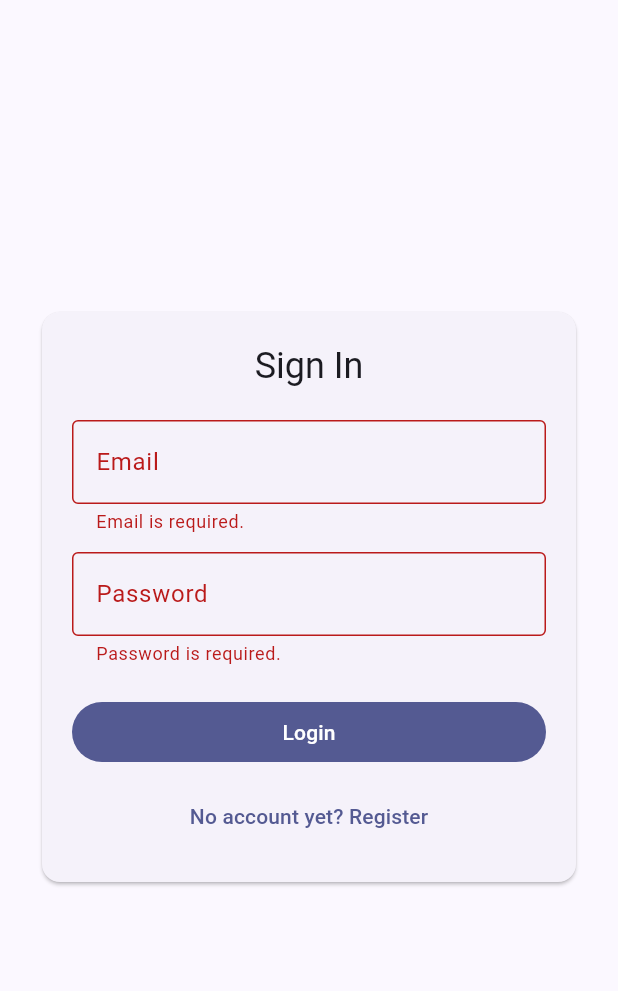
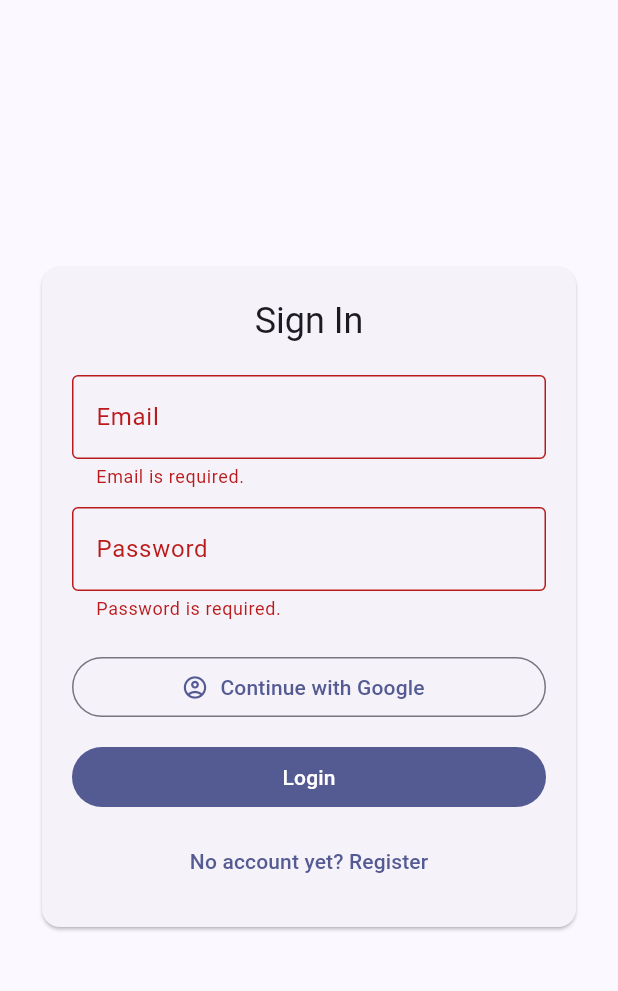
Before and after one commit to aufaramdhn/BillMate, a Flutter app: the screen it shows after launch, after a tap on "Login", on a phone screen of 412 x 824 dp, the part 63-1054 px from its top. Run offline on Flutter 3.47's test engine with Material 3 defaults, Android fonts, the phone set to English and light mode, and no system bars; our stand-ins replace flutter_dotenv, supabase_flutter; accounts and stored records are empty; network calls fail.

Commit message:
feat(s1): add Google OAuth flow (S1-T05)

```diff
--- a/lib/data/services/auth_service.dart
+++ b/lib/data/services/auth_service.dart
@@ -1,8 +1,12 @@
 import 'package:supabase_flutter/supabase_flutter.dart';
+import 'package:flutter/foundation.dart';
 
 import 'supabase_service.dart';
 
 class AuthService {
+  static const String _supabaseRedirectUrl =
+      'io.supabase.flutter://signin-callback/';
+
   static Future<AuthResponse> signInWithEmailPassword({
     required String email,
     required String password,
@@ -23,6 +27,15 @@ class AuthService {
     );
   }
 
+  static Future<bool> signInWithGoogle() {
+    return SupabaseService.client.auth.signInWithOAuth(
+      OAuthProvider.google,
+      redirectTo: kIsWeb ? null : _supabaseRedirectUrl,
+      authScreenLaunchMode:
+          kIsWeb ? LaunchMode.platformDefault : LaunchMode.externalApplication,
+    );
+  }
+
   static Future<void> signOut() {
     return SupabaseService.client.auth.signOut();
   }
--- a/lib/presentation/screens/auth_email_password_screen.dart
+++ b/lib/presentation/screens/auth_email_password_screen.dart
@@ -73,6 +73,46 @@ class _AuthEmailPasswordScreenState extends State<AuthEmailPasswordScreen> {
           const SnackBar(content: Text('Signed in successfully.')),
         );
       }
+    } on AuthException catch (error) {
+      if (!mounted) {
+        return;
+      }
+
+      ScaffoldMessenger.of(context).showSnackBar(
+        SnackBar(content: Text(error.message)),
+      );
+    } on StateError catch (error) {
+      if (!mounted) {
+        return;
+      }
+
+      ScaffoldMessenger.of(context).showSnackBar(
+        SnackBar(content: Text(error.message)),
+      );
+    } finally {
+      if (mounted) {
+        setState(() {
+          _isLoading = false;
+        });
+      }
+    }
+  }
+
+  Future<void> _signInWithGoogle() async {
+    setState(() {
+      _isLoading = true;
+    });
+
+    try {
+      await AuthService.signInWithGoogle();
+
+      if (!mounted) {
+        return;
+      }
+
+      ScaffoldMessenger.of(context).showSnackBar(
+        const SnackBar(content: Text('Google sign-in started.')),
+      );
     } on AuthException catch (error) {
       if (!mounted) {
         return;
@@ -211,6 +251,12 @@ class _AuthEmailPasswordScreenState extends State<AuthEmailPasswordScreen> {
                         ),
                       ],
                       const SizedBox(height: 20),
+                      OutlinedButton.icon(
+                        onPressed: _isLoading ? null : _signInWithGoogle,
+                        icon: const Icon(Icons.account_circle_outlined),
+                        label: const Text('Continue with Google'),
+                      ),
+                      const SizedBox(height: 12),
                       FilledButton(
                         onPressed: _isLoading ? null : _submit,
                         child: _isLoading
```
Also changed, not shown: 2 other files.
